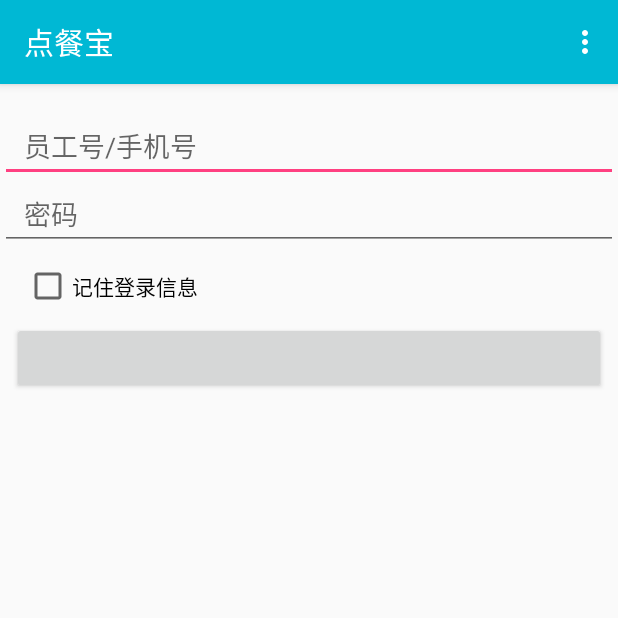
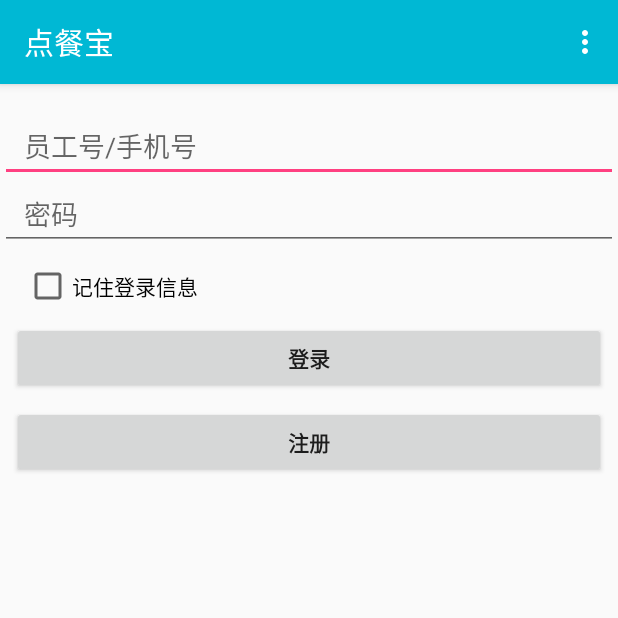
Before and after one commit to DongHaiFengCN/DCB, an Android app: the screen it shows after launch (LoginActivity), on a phone screen of 412 x 824 dp, the top half of it. Run offline under Robolectric (Android 15) with nearby library versions, the phone set to English and light mode, and no system bars; libraries missing offline, so code that uses them is left out: com.couchbase.lite, com.squareup.leakcanary; 1 statement that could not run was skipped.

```diff
--- a/app/src/main/java/com/example/ydd/dcb/login/LoginActivity.java
+++ b/app/src/main/java/com/example/ydd/dcb/login/LoginActivity.java
@@ -20,12 +20,16 @@ import android.widget.EditText;
 import android.widget.ProgressBar;
 import android.widget.Toast;
 
+import com.couchbase.lite.CouchbaseLiteException;
+import com.couchbase.lite.MutableDocument;
 import com.example.ydd.common.lite.common.CDLFactory;
 import com.example.ydd.common.tools.Util;
 import com.example.ydd.dcb.R;
 import com.example.ydd.dcb.application.MainApplication;
 
 import com.example.ydd.dcb.order.MainActivity;
+
+import java.util.UUID;
 
 import static com.example.ydd.dcb.login.LoginPresent.CONFIG_STATUS;
 
@@ -50,6 +54,8 @@ public class LoginActivity extends AppCompatActivity implements LoginView {
 
     private MainApplication mp;
     private SharedPreferences preferences;
+
+    private static int sum = 0;
 
     @Override
     protected void onCreate(Bundle savedInstanceState) {
@@ -77,6 +83,7 @@ public class LoginActivity extends AppCompatActivity implements LoginView {
                     .startReplicator(Util.getVerifyConfiguration(getApplicationContext()));
 
         }
+
 
         //获取同步监听
         CDLFactory.getInstance().setLoginChangerListener(new CDLFactory.LoginChangerListener() {
@@ -137,6 +144,31 @@ public class LoginActivity extends AppCompatActivity implements LoginView {
                     editor.commit();
 
                 }
+
+            }
+        });
+
+
+        findViewById(R.id.re_bt).setOnClickListener(new View.OnClickListener() {
+            @Override
+            public void onClick(View v) {
+
+
+
+                MutableDocument mutableDocument = new MutableDocument("Table."+UUID.randomUUID().toString());
+
+
+                mutableDocument.setString("channelId","e310cfc1");
+
+                mutableDocument.setString("className","Table");
+
+                mutableDocument.setString("areaId","Area.43dbace1-7b30-4d32-97f2-3e2bf710ef32");
+                mutableDocument.setInt("serialNumber",6);
+                mutableDocument.setInt("state",0);
+                mutableDocument.setBoolean("valid",true);
+
+                CDLFactory.getInstance().saveDocument(mutableDocument);
+
 
             }
         });
--- a/app/src/main/res/layout/activity_login.xml
+++ b/app/src/main/res/layout/activity_login.xml
@@ -57,6 +57,17 @@
         android:layout_marginLeft="@dimen/margin_8"
         android:layout_marginTop="@dimen/margin_8"
         android:layout_marginRight="@dimen/margin_8"
+        android:text="登录"
         android:textStyle="bold" />
 
+    <Button
+        android:id="@+id/re_bt"
+        android:layout_width="match_parent"
+        android:layout_height="wrap_content"
+        android:layout_marginLeft="@dimen/margin_8"
+        android:layout_marginTop="@dimen/margin_8"
+        android:layout_marginRight="@dimen/margin_8"
+        android:text="注册"
+
+        android:textStyle="bold" />
 </LinearLayout>
--- a/app/src/main/res/layout/activity_login_bind_view.xml
+++ b/app/src/main/res/layout/activity_login_bind_view.xml
@@ -9,7 +9,7 @@
         android:layout_width="match_parent"
         android:layout_height="wrap_content"
 
-        android:text="15688882487"
+        android:text="17605413611"
         android:hint="@string/manager_telephone_number"
         android:layout_margin="@dimen/margin_8" />
 
--- a/app/src/main/res/layout/activity_main.xml
+++ b/app/src/main/res/layout/activity_main.xml
@@ -32,6 +32,8 @@
         android:id="@+id/container"
         android:layout_width="match_parent"
         android:layout_height="match_parent"
+        android:focusable="true"
+        android:focusableInTouchMode="true"
         app:layout_behavior="@string/appbar_scrolling_view_behavior" />
 
 
--- a/common/src/main/java/com/example/ydd/common/lite/common/CDLFactory.java
+++ b/common/src/main/java/com/example/ydd/common/lite/common/CDLFactory.java
@@ -11,6 +11,7 @@ import com.couchbase.lite.DatabaseChangeListener;
 import com.couchbase.lite.DatabaseConfiguration;
 import com.couchbase.lite.Document;
 import com.couchbase.lite.Endpoint;
+import com.couchbase.lite.MutableDocument;
 import com.couchbase.lite.Replicator;
 import com.couchbase.lite.ReplicatorChange;
 import com.couchbase.lite.ReplicatorChangeListener;
@@ -82,7 +83,7 @@ public class CDLFactory {
 
         ReplicatorConfiguration replConfig = new ReplicatorConfiguration(database, targetEndpoint)
                 .setContinuous(true)
-                .setReplicatorType(ReplicatorConfiguration.ReplicatorType.PULL)
+                .setReplicatorType(ReplicatorConfiguration.ReplicatorType.PUSH_AND_PULL)
                 .setAuthenticator(new BasicAuthenticator(adminName, adminPsw))
                 .setChannels(channels);
 
@@ -107,7 +108,7 @@ public class CDLFactory {
         });
 
         replicator.start();
-        //test();
+        test();
 
     }
 
@@ -128,6 +129,24 @@ public class CDLFactory {
         return database.getDocument(id);
     }
 
+    public void saveDocument(MutableDocument mutableDocument) {
+
+
+        try {
+            database.save(mutableDocument);
+        } catch (CouchbaseLiteException e) {
+            e.printStackTrace();
+        }
+    }
+
+    public void deleteDocument(String id) {
+
+        try {
+            database.delete(database.getDocument(id));
+        } catch (CouchbaseLiteException e) {
+            e.printStackTrace();
+        }
+    }
     public void test() {
 
         database.addChangeListener(new DatabaseChangeListener() {
@@ -141,11 +160,11 @@ public class CDLFactory {
 
                     Log.e("DOAING", id);
 
-                    Document document = database.getDocument("id");
+                  /*  Document document = database.getDocument("id");
 
                     HashMap hashMap = (HashMap) document.toMap();
 
-                    Log.e("DOAING",hashMap.toString());
+                    Log.e("DOAING",hashMap.toString());*/
 
 
                 }
```
Also changed, not shown: app/src/main/java/com/example/ydd/dcb/login/LoginPresent.java (+14 -5 lines), app/src/main/java/com/example/ydd/dcb/order/MainActivity.java (+0 -29 lines), app/src/main/java/com/example/ydd/dcb/order/TableAdapter.java (+142 -29 lines), app/src/main/java/com/example/ydd/dcb/order/TableFragment.java (+12 -4 lines).
